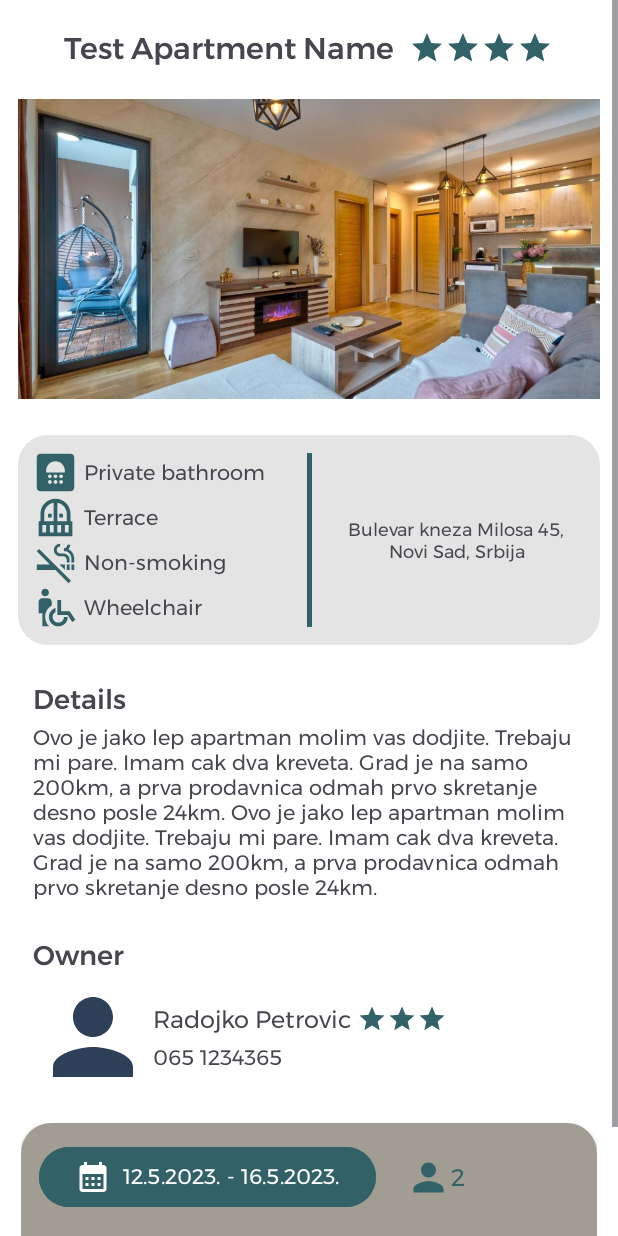
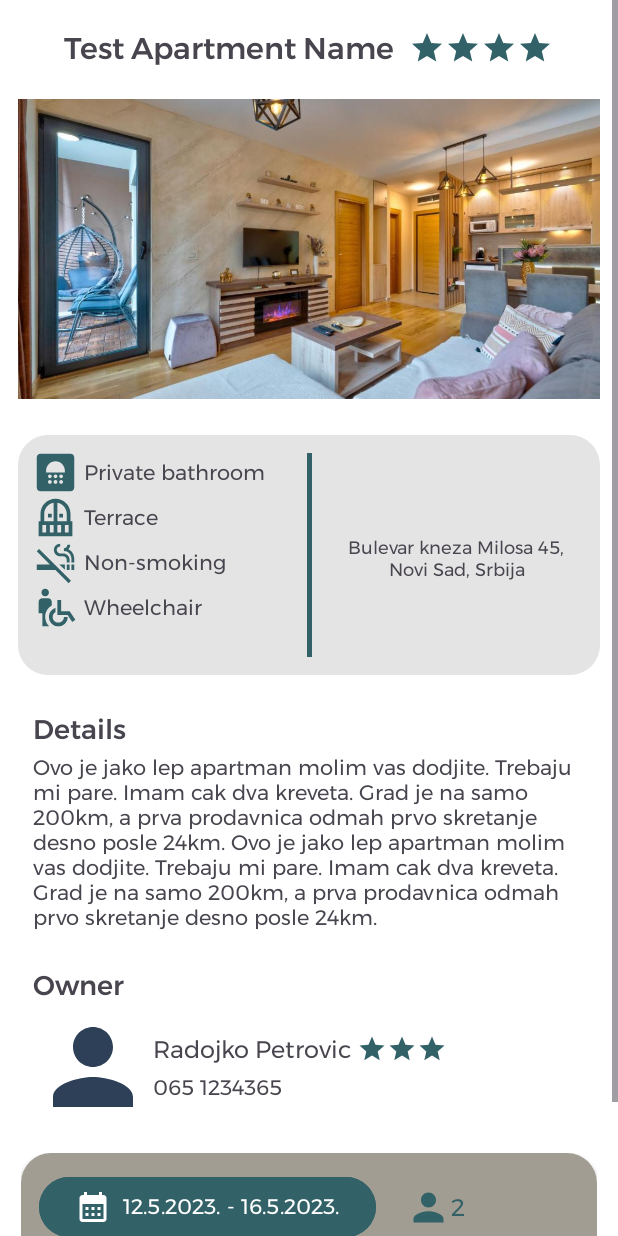
Before and after one commit to Olivera2708/Bookify-mobile, an Android app: the AccommodationDetailsActivity screen opened directly, with no data from a screen before it, on a phone screen of 412 x 824 dp. Run offline under Robolectric (Android 15) with nearby library versions, the phone set to English and light mode, and no system bars.

```diff
--- a/app/build.gradle
+++ b/app/build.gradle
@@ -29,6 +29,7 @@ android {
 }
 
 dependencies {
+    implementation 'pl.droidsonroids.gif:android-gif-drawable:1.2.28'
     implementation 'com.google.android.flexbox:flexbox:3.0.0'
     implementation 'com.google.android.material:material:1.10.0'
     implementation 'androidx.appcompat:appcompat:1.6.1'
@@ -36,6 +37,4 @@ dependencies {
     testImplementation 'junit:junit:4.13.2'
     androidTestImplementation 'androidx.test.ext:junit:1.1.5'
     androidTestImplementation 'androidx.test.espresso:espresso-core:3.5.1'
-
-    implementation 'pl.droidsonroids.gif:android-gif-drawable:1.2.28'
 }
--- a/app/src/main/java/com/example/bookify/AccommodationDetailsActivity.java
+++ b/app/src/main/java/com/example/bookify/AccommodationDetailsActivity.java
@@ -3,11 +3,9 @@ package com.example.bookify;
 import androidx.appcompat.app.AppCompatActivity;
 import androidx.core.util.Pair;
 
-import android.content.Intent;
 import android.os.Bundle;
 import android.view.View;
 import android.widget.Button;
-
 import com.google.android.material.datepicker.MaterialDatePicker;
 import com.google.android.material.datepicker.MaterialPickerOnPositiveButtonClickListener;
 
@@ -25,7 +23,7 @@ public class AccommodationDetailsActivity extends AppCompatActivity {
         setContentView(R.layout.activity_accommodation_details);
 
         View reservationTile = findViewById(R.id.reservation);
-        Button reservationDate = reservationTile.findViewById(R.id.editDate);
+        reservationDate = reservationTile.findViewById(R.id.editDate);
         reservationDate.setOnClickListener(new View.OnClickListener() {
             @Override
             public void onClick(View view) {
--- a/app/src/main/res/layout/activity_accommodation_details.xml
+++ b/app/src/main/res/layout/activity_accommodation_details.xml
@@ -126,6 +126,7 @@
             <LinearLayout
                 android:id="@+id/linearLayout2"
                 android:layout_width="0sp"
+                android:minHeight="160dp"
                 android:layout_height="wrap_content"
                 android:gravity="left"
                 android:orientation="vertical"
@@ -210,7 +211,7 @@
 
             <LinearLayout
                 android:layout_width="0sp"
-                android:layout_height="wrap_content"
+                android:layout_height="match_parent"
                 android:gravity="center"
                 android:orientation="vertical"
                 android:padding="10dp"
@@ -224,6 +225,7 @@
                     android:layout_width="wrap_content"
                     android:layout_height="wrap_content"
                     android:text="Bulevar kneza Milosa 45, Novi Sad, Srbija"
+                    android:layout_marginTop="4dp"
                     android:textAlignment="center"
                     android:textSize="12sp" />
 
```
